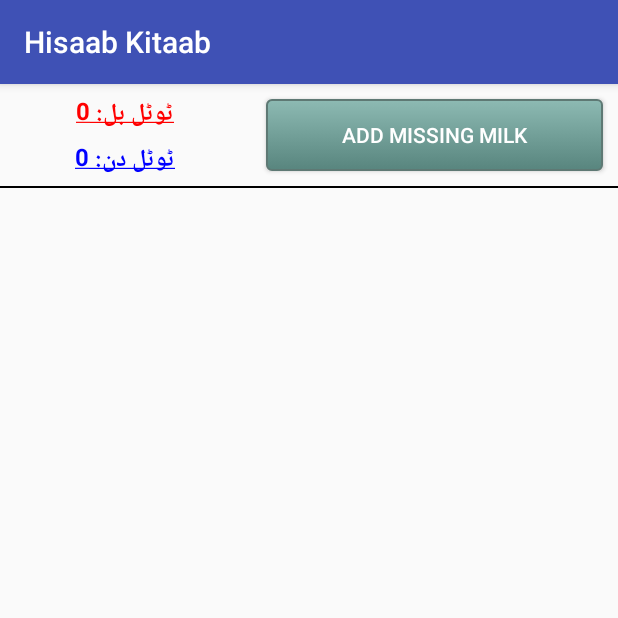
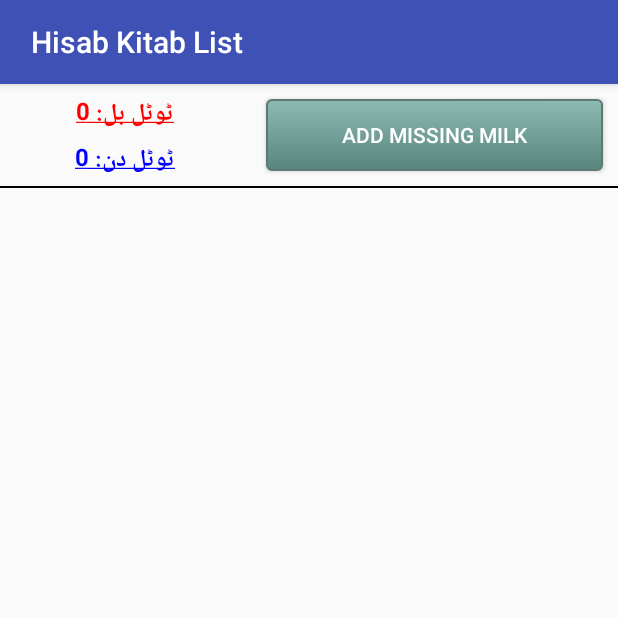
Before and after one commit to waqasjuttt/HisaabKitaab, an Android app: the screen it shows after launch (List_Milk_Fragment before the commit, MainActivity after it), after a tap on "View List", on a phone screen of 412 x 824 dp, the top half of it. Run offline under Robolectric (Android 15) with nearby library versions, the phone set to English and light mode, and no system bars; libraries missing offline, so code that uses them is left out: com.miguelcatalan.materialsearchview, com.sdsmdg.tastytoast, com.weiwangcn.betterspinner.

```diff
--- a/app/src/main/AndroidManifest.xml
+++ b/app/src/main/AndroidManifest.xml
@@ -16,7 +16,7 @@
                 <category android:name="android.intent.category.LAUNCHER" />
             </intent-filter>
         </activity>
-        <activity android:name=".List_Milk_Fragment" />
+        <!--<activity android:name=".List_Milk_Fragment" />-->
         <!--android:theme="@style/AppTheme.NoActionBar">-->
         <!--<meta-data-->
         <!--android:name="android.support.PARENT_ACTIVITY"-->
--- a/app/src/main/java/com/example/waqas/hisaabkitaab/List_Milk_Fragment.java
+++ b/app/src/main/java/com/example/waqas/hisaabkitaab/List_Milk_Fragment.java
@@ -8,6 +8,8 @@ import android.graphics.Color;
 import android.graphics.Paint;
 import android.os.Bundle;
 import android.support.v4.app.DialogFragment;
+import android.support.v4.app.Fragment;
+import android.support.v4.app.FragmentManager;
 import android.support.v4.view.MenuItemCompat;
 import android.support.v7.app.AppCompatActivity;
 import android.support.v7.widget.RecyclerView;
@@ -15,6 +17,7 @@ import android.support.v7.widget.SearchView;
 import android.support.v7.widget.Toolbar;
 import android.text.Editable;
 import android.text.TextWatcher;
+import android.view.LayoutInflater;
 import android.view.Menu;
 import android.view.MenuItem;
 import android.view.MotionEvent;
@@ -47,7 +50,7 @@ import java.util.Calendar;
 import java.util.List;
 import java.util.Locale;
 
-public class List_Milk_Fragment extends AppCompatActivity {
+public class List_Milk_Fragment extends Fragment {
 
     //For Date
     private DatePickerFragmentIncome datePickerFragment;
@@ -81,40 +84,57 @@ public class List_Milk_Fragment extends AppCompatActivity {
     SqliteHelper sqliteHelper;
     MilkCursorAdapter milkCursorAdapter;
     private int per_kg_value;
+    private View view;
+    private FragmentManager fragmentManager;
 
     public List_Milk_Fragment() {
         // Required empty public constructor
     }
 
+//    @Override
+//    protected void onCreate(Bundle savedInstanceState) {
+//        super.onCreate(savedInstanceState);
+//        setContentView(R.layout.list_milk_fragment);
+//
+//        initComponents();
+//        setListners();
+//    }
+
     @Override
-    protected void onCreate(Bundle savedInstanceState) {
-        super.onCreate(savedInstanceState);
-        setContentView(R.layout.list_milk_fragment);
+    public View onCreateView(LayoutInflater inflater, ViewGroup container,
+                             Bundle savedInstanceState) {
+        // Inflate the layout for this fragment
+        view = inflater.inflate(R.layout.list_milk_fragment, container, false);
+
+        fragmentManager = getActivity().getSupportFragmentManager();
+        getActivity().setTitle(" Hisab Kitab List");
 
         initComponents();
         setListners();
+
+        return view;
     }
 
     private void initComponents() {
-        listView = (ListView) findViewById(R.id.listView);
-        tv_Grand_Total_Price = (TextView) findViewById(R.id.tv_Grand_Total_Price);
-        btnAdd = (Button) findViewById(R.id.btn_Add_Extra_Milk);
-        tv_Total_Days = (TextView) findViewById(R.id.tv_Total_Days);
+        listView = (ListView) view.findViewById(R.id.listView);
+        tv_Grand_Total_Price = (TextView) view.findViewById(R.id.tv_Grand_Total_Price);
+        btnAdd = (Button) view.findViewById(R.id.btn_Add_Extra_Milk);
+        tv_Total_Days = (TextView) view.findViewById(R.id.tv_Total_Days);
 
 //        et_Search = (EditText) findViewById(R.id.et_Search);
 //        View_UnderLine = (View) findViewById(R.id.View_UnderLine);
 //        btnClose = (LinearLayout) findViewById(R.id.btnClose);
 
-        sqliteHelper = new SqliteHelper(this);
+        sqliteHelper = new SqliteHelper(getActivity());
         milk_items_list = new ArrayList<>();
     }
 
     public void reloadingDatabase() {
         milk_items_list = sqliteHelper.getAllData();
         if (milk_items_list.size() == 0) {
-            Toast.makeText(this, "No record found in database!", Toast.LENGTH_SHORT).show();
+            Toast.makeText(getActivity(), "No record found in database!", Toast.LENGTH_SHORT).show();
         }
-        milkCursorAdapter = new MilkCursorAdapter(this, R.layout.list_milk_items, milk_items_list, sqliteHelper);
+        milkCursorAdapter = new MilkCursorAdapter(getContext(), R.layout.list_milk_items, milk_items_list, sqliteHelper);
         listView.setAdapter(milkCursorAdapter);
 
         int number = Integer.parseInt(String.valueOf(sqliteHelper.Grand_Total));
@@ -162,12 +182,12 @@ public class List_Milk_Fragment extends AppCompatActivity {
     }
 
     public void hideKeyboard(View view) {
-        InputMethodManager inputMethodManager = (InputMethodManager) getSystemService(Activity.INPUT_METHOD_SERVICE);
+        InputMethodManager inputMethodManager = (InputMethodManager) getActivity().getSystemService(Activity.INPUT_METHOD_SERVICE);
         inputMethodManager.hideSoftInputFromWindow(view.getWindowToken(), 0);
     }
 
     public void MyCustomAlertDialog() {
-        MyDialogForMilk = new Dialog(this);
+        MyDialogForMilk = new Dialog(getActivity());
         MyDialogForMilk.requestWindowFeature(Window.FEATURE_NO_TITLE);
         MyDialogForMilk.setContentView(R.layout.add_missing_milk_layout);
         MyDialogForMilk.setCanceledOnTouchOutside(false);
@@ -181,10 +201,10 @@ public class List_Milk_Fragment extends AppCompatActivity {
         Milk_Quantity = (Spinner) MyDialogForMilk.findViewById(R.id.MilkQuantity);
         linearLayout = (LinearLayout) MyDialogForMilk.findViewById(R.id.linearLayout);
 
-        sqliteHelper = new SqliteHelper(this);
+        sqliteHelper = new SqliteHelper(getActivity());
         list_milk_fragment = new List_Milk_Fragment();
 
-        adapter_Milk_Quantity = new ArrayAdapter<String>(this, android.R.layout.simple_spinner_item, str_Milk_Quantity) {
+        adapter_Milk_Quantity = new ArrayAdapter<String>(getActivity(), android.R.layout.simple_spinner_item, str_Milk_Quantity) {
             @Override
             public boolean isEnabled(int position) {
                 if (position == 0) {
@@ -239,7 +259,7 @@ public class List_Milk_Fragment extends AppCompatActivity {
             @Override
             public void onClick(View v) {
                 datePickerFragment = new DatePickerFragmentIncome();
-                datePickerFragment.show(getSupportFragmentManager(), "Date");
+                datePickerFragment.show(getActivity().getSupportFragmentManager(), "Date");
             }
         });
 
@@ -264,13 +284,13 @@ public class List_Milk_Fragment extends AppCompatActivity {
                 Total = per_kg_value * 75;
 
                 if (per_kg_value == 0 || Milk_Quantity.getSelectedItem().toString() == "0") {
-                    TastyToast.makeText(List_Milk_Fragment.this, "دودھ کی مقدار سلکٹ کریں!", Toast.LENGTH_SHORT, TastyToast.ERROR).show();
+                    TastyToast.makeText(getActivity(), "دودھ کی مقدار سلکٹ کریں!", Toast.LENGTH_SHORT, TastyToast.ERROR).show();
                 } else if (tv_date.getText().toString().contains("تاریخ درج کریں")) {
-                    TastyToast.makeText(List_Milk_Fragment.this, "آپ نے تاریخ سلکٹ نہیں کی!", Toast.LENGTH_SHORT, TastyToast.ERROR).show();
+                    TastyToast.makeText(getActivity(), "آپ نے تاریخ سلکٹ نہیں کی!", Toast.LENGTH_SHORT, TastyToast.ERROR).show();
                 } else if (sqliteHelper.checkDate(strDate.toString().trim())) {
-                    TastyToast.makeText(List_Milk_Fragment.this, "تاریخ پہلے سے مجود ہے!", Toast.LENGTH_SHORT, TastyToast.ERROR).show();
+                    TastyToast.makeText(getActivity(), "تاریخ پہلے سے مجود ہے!", Toast.LENGTH_SHORT, TastyToast.ERROR).show();
                 } else if (tv_time.getText().toString().contains("وقت درج کریں")) {
-                    TastyToast.makeText(List_Milk_Fragment.this, "آپ نے وقت سلکٹ نہیں کیا!", Toast.LENGTH_SHORT, TastyToast.ERROR).show();
+                    TastyToast.makeText(getActivity(), "آپ نے وقت سلکٹ نہیں کیا!", Toast.LENGTH_SHORT, TastyToast.ERROR).show();
                 } else if (per_kg_value != 0
                         && !sqliteHelper.checkDate(strDate.toString().trim())
                         && !tv_date.getText().toString().contains("تاریخ درج کریں")
@@ -297,7 +317,7 @@ public class List_Milk_Fragment extends AppCompatActivity {
     protected Dialog createdDialog(int id) {
         switch (id) {
             case TIME_DIALOG_ID:
-                return new TimePickerDialog(List_Milk_Fragment.this, timePickerListener, hr, min, false);
+                return new TimePickerDialog(getActivity(), timePickerListener, hr, min, false);
         }
         return null;
     }
--- a/app/src/main/java/com/example/waqas/hisaabkitaab/Main_Fragment.java
+++ b/app/src/main/java/com/example/waqas/hisaabkitaab/Main_Fragment.java
@@ -64,8 +64,12 @@ public class Main_Fragment extends Fragment {
                             .replace(R.id.container, new AddDailMilk_Fragment());
                     fragmentTransaction.addToBackStack(null).commit();
                 } else if (position == 1) {
-                    Intent intent = new Intent(getActivity(), List_Milk_Fragment.class);
-                    startActivity(intent);
+                    fragmentTransaction = fragmentManager
+                            .beginTransaction()
+                            .replace(R.id.container, new List_Milk_Fragment());
+                    fragmentTransaction.addToBackStack(null).commit();
+//                    Intent intent = new Intent(getActivity(), List_Milk_Fragment.class);
+//                    startActivity(intent);
                 }
             }
         });
--- a/app/src/main/java/com/example/waqas/hisaabkitaab/MilkCursorAdapter.java
+++ b/app/src/main/java/com/example/waqas/hisaabkitaab/MilkCursorAdapter.java
@@ -5,6 +5,8 @@ import android.app.AlertDialog;
 import android.app.Dialog;
 import android.content.Context;
 import android.content.DialogInterface;
+import android.support.v4.app.FragmentActivity;
+import android.support.v4.app.FragmentManager;
 import android.text.InputType;
 import android.view.LayoutInflater;
 import android.view.View;
@@ -26,14 +28,16 @@ import java.util.Locale;
 public class MilkCursorAdapter extends ArrayAdapter<Milk_Items> {
 
     private Button btn_yes, btn_no;
-    private List_Milk_Fragment listMilkFragment;
+    //    private List_Milk_Fragment listMilkFragment;
     private Context context;
     private SqliteHelper sqliteHelper;
+    FragmentManager fragmentManager;
     List<Milk_Items> milk_itemses;
 
-    public MilkCursorAdapter(List_Milk_Fragment list_milk_fragment, int resource, List<Milk_Items> objects, SqliteHelper helper) {
-        super(list_milk_fragment, resource, objects);
-        this.listMilkFragment = list_milk_fragment;
+    public MilkCursorAdapter(Context context, int resource, List<Milk_Items> objects, SqliteHelper helper) {
+        super(context, resource, objects);
+        fragmentManager = ((FragmentActivity) context).getSupportFragmentManager();
+        this.context = context;
         this.sqliteHelper = helper;
         this.milk_itemses = objects;
     }
@@ -90,7 +94,10 @@ public class MilkCursorAdapter extends ArrayAdapter<Milk_Items> {
 
                         //reload the database to view
                         sqliteHelper.Grand_Total = 0;
-                        listMilkFragment.reloadingDatabase();
+                        fragmentManager
+                                .beginTransaction()
+                                .replace(R.id.container, new List_Milk_Fragment())
+                                .commit();
                         dialog.dismiss();
                     }
 
@@ -147,7 +154,10 @@ public class MilkCursorAdapter extends ArrayAdapter<Milk_Items> {
 
                             //reload the database to view
                             sqliteHelper.Grand_Total = 0;
-                            listMilkFragment.reloadingDatabase();
+                            fragmentManager
+                                    .beginTransaction()
+                                    .replace(R.id.container, new List_Milk_Fragment())
+                                    .commit();
                         }
                     }
                 });
```
